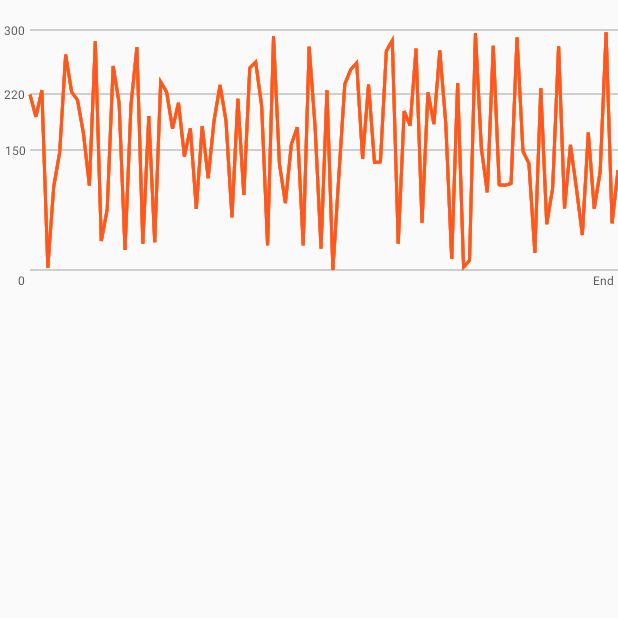
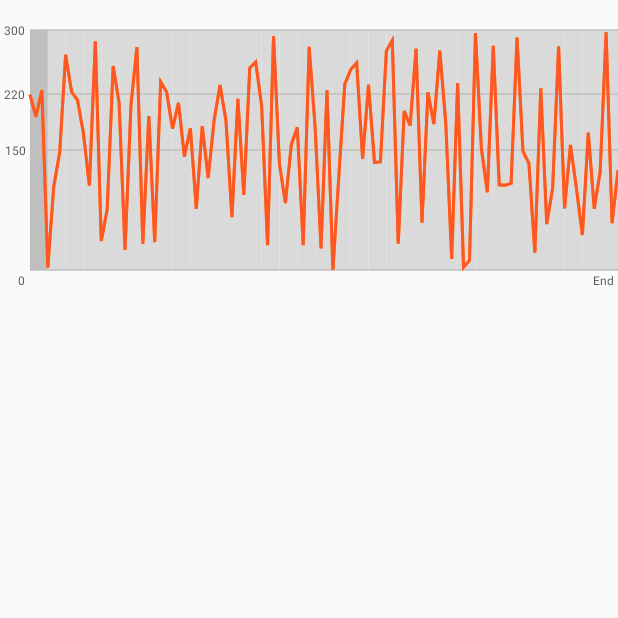
Before and after one commit to RustFisher/aboutView, an Android app: the ColorLinesAct screen opened directly, with no data from a screen before it, on a phone screen of 412 x 824 dp, the top half of it. Run offline under Robolectric (Android 15) with nearby library versions, the phone set to English and light mode, and no system bars; our stand-ins replace CircleImageView.

Commit message:
[colorLines]

```diff
--- a/app/src/main/java/com/rust/aboutview/activity/ColorLinesAct.java
+++ b/app/src/main/java/com/rust/aboutview/activity/ColorLinesAct.java
@@ -27,8 +27,9 @@ public class ColorLinesAct extends Activity {
 
         mC1.setHorAxisEndText("End");
         mC1.setMarkList(150, 220, 300);
-        mC1.setData(new ColorLinesView.LineData(1, Color.parseColor("#ff8f22"), genData()));
-        mC1.setData(new ColorLinesView.LineData(2, Color.parseColor("#ff5722"), genData()));
+        mC1.setCompare2(true);
+        mC1.setData(new ColorLinesView.LineData(1, Color.parseColor("#ff8f22"), Color.parseColor("#66ff8f22"), genData()));
+        mC1.setData(new ColorLinesView.LineData(2, Color.parseColor("#ff5722"), Color.parseColor("#66ff5722"), genData()));
     }
 
     private List<Float> genData() {
--- a/app/src/main/java/com/rust/aboutview/view/ColorLinesView.java
+++ b/app/src/main/java/com/rust/aboutview/view/ColorLinesView.java
@@ -25,11 +25,13 @@ public class ColorLinesView extends View {
         public final int lineId;
         public int lineColor;
         public List<Float> dataList;
+        public int winnerBgColor;
 
-        public LineData(int lineId, int lineColor, List<Float> dataList) {
+        public LineData(int lineId, int lineColor, int winnerBgColor, List<Float> dataList) {
             this.lineId = lineId;
             this.lineColor = lineColor;
             this.dataList = dataList;
+            this.winnerBgColor = winnerBgColor;
         }
 
         @Override
@@ -58,10 +60,12 @@ public class ColorLinesView extends View {
     float viewYStart = 2; // 图表线条在view顶部留出的间距
     float axisLineWid = 1f; // 坐标轴线条宽度
     int dataLineWid = 3;
+    private boolean compare2 = false; // 当输入2组数据时，是否进行比较
 
     float axisTextSize;
     private int bgLineColor = Color.parseColor("#bfbfbf");
     private int bgTextColor = Color.parseColor("#595959");
+    private int bgFairGameColor = Color.parseColor("#dadada"); // 打平时候的颜色
 
     private float viewWidth;
     private float viewHeight;
@@ -103,6 +107,11 @@ public class ColorLinesView extends View {
         invalidate();
     }
 
+    public void setCompare2(boolean c) {
+        this.compare2 = c;
+        invalidate();
+    }
+
     public void setData(LineData data) {
         int i = lineDataList.indexOf(data);
         if (i < 0) {
@@ -113,6 +122,10 @@ public class ColorLinesView extends View {
             d.lineColor = data.lineColor;
         }
         invalidate();
+    }
+
+    public void setBgFairGameColor(int bgFairGameColor) {
+        this.bgFairGameColor = bgFairGameColor;
     }
 
     private void init(Context context) {
@@ -158,6 +171,8 @@ public class ColorLinesView extends View {
         final float textMarginRight = 5;
         final float zeroAxisTextMarginTop = 5;
 
+        drawBgCompareColor(canvas);
+
         // 画原点
         bgPaint.setTextSize(axisTextSize);
         final String zero = "0";
@@ -183,6 +198,44 @@ public class ColorLinesView extends View {
         }
     }
 
+    // 绘制变色的背景
+    private void drawBgCompareColor(Canvas canvas) {
+        if (!compare2 || lineDataList.size() != 2) {
+            return;
+        }
+        LineData d1 = lineDataList.get(0);
+        LineData d2 = lineDataList.get(1);
+        final int size1 = d1.dataList.size();
+        final int size2 = d2.dataList.size();
+        if (size1 != size2) {
+            return;
+        }
+        final float xStep = (viewWidth - botLeftXOnView) / (size2 - 1);
+        final float yDataRange = yMax - yMin;
+        final float yAxisRangeOnView = botLeftYOnView - viewYStart;
+        final float yDataStep = yAxisRangeOnView / yDataRange;
+        final float yMaxDataOnView = getYL(yMax, yDataStep);
+        final int compareIndex = 3;
+        bgPaint.setStyle(Paint.Style.FILL);
+
+        if (size1 >= compareIndex) {
+            canvas.drawRect(botLeftXOnView, yMaxDataOnView, botLeftXOnView + xStep * compareIndex, botLeftYOnView, bgPaint);
+        }
+
+        for (int i = compareIndex; i < size1 - compareIndex && i < size2 - compareIndex; i += compareIndex) {
+            float a1 = d1.dataList.get(i);
+            float a2 = d2.dataList.get(i);
+            int color = bgFairGameColor;
+            if (a1 > a2) {
+                color = d1.winnerBgColor;
+            } else if (a1 < a2) {
+                color = d2.winnerBgColor;
+            }
+            bgPaint.setColor(color);
+            canvas.drawRect(botLeftXOnView + i * xStep, yMaxDataOnView, botLeftXOnView + xStep * (i + compareIndex), botLeftYOnView, bgPaint);
+        }
+    }
+
     private void drawDataLine(Canvas canvas, LineData lineData) {
         List<Float> data = lineData.dataList;
         final int dataCount = data.size();
@@ -198,15 +251,11 @@ public class ColorLinesView extends View {
         linePath.moveTo(waveStartX, waveStartY);
 
         for (int i = 0; i < dataCount - 1; i++) {
-            float curData = data.get(i);
             float nextData = data.get(i + 1);
             linePath.lineTo(botLeftXOnView + (i + 1) * xStep, getYL(nextData, yDataStep));
-            canvas.drawLine(botLeftXOnView + (i) * xStep, getYL(curData, yDataStep),
-                    botLeftXOnView + (i + 1) * xStep, getYL(nextData, yDataStep),
-                    linePaint);
         }
         linePaint.setColor(lineData.lineColor);
-
+        linePaint.setStyle(Paint.Style.STROKE);
         canvas.drawPath(linePath, linePaint);
     }
 
```
